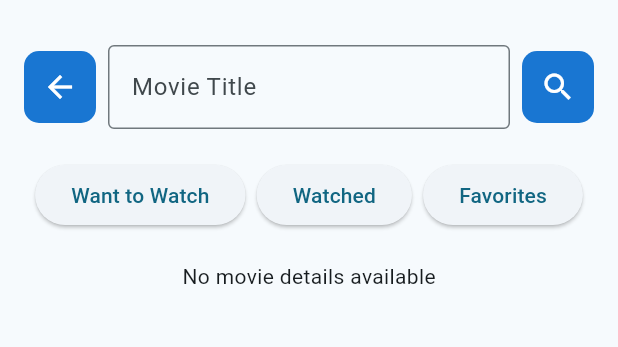
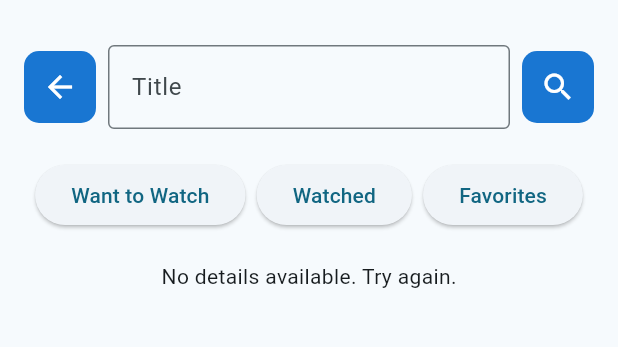
Before and after one commit to GuilhermeSGodoy/Desenvolvimento-Movel, a Flutter app: the screen it shows after launch, on a phone screen of 412 x 824 dp, the part 63-410 px from its top. Run offline on Flutter 3.47's test engine with Material 3 defaults, Android fonts, the phone set to English and light mode, and no system bars; our stand-ins replace dio, floor, sqflite; accounts and stored records are empty; generated files the repository leaves out were written again.

```diff
--- a/trabalhos/T2/flutter1/lib/l10n/app_en.arb
+++ b/trabalhos/T2/flutter1/lib/l10n/app_en.arb
@@ -1,21 +1,33 @@
 {
-  "movie_title": "Movie Title",
+  "movie_title": "Title",
   "search": "Search",
-  "no_movie_details": "No movie details available",
+  "no_movie_details": "No details available. Try again.",
   "clear": "Clear",
   "add_to_list_title": "Add to List",
   "want_to_watch": "Want to Watch",
   "watched": "Watched",
   "favorites": "Favorites",
   "details_for": "Details for",
-  "added_movie": "movie added to list",
-  "already_added_movie": "The film has already been added to the list",
-  "removed_movie": "Movie removed from list",
-  "remove_movie": "Remove movie",
-  "want_to_remove": "Do you want to remove from the list?",
-  "cancel": "cancel",
+  "added_movie": "Title added to the list",
+  "already_added_movie": "The title has already been added to the list",
+  "removed_movie": "Title removed from the list",
+  "remove_movie": "Remove title",
+  "want_to_remove": "Do you want to remove it from the list",
+  "cancel": "Cancel",
   "remove": "Remove",
-  "no_movies_found": "No movies found",
-  "no_movies_details_found": "No movie details found",
-  "error_fetching_movie_details": "Error fetching movie details"
+  "no_movies_found": "No titles found",
+  "no_movies_details_found": "No title details found",
+  "error_fetching_movie_details": "Error fetching title details",
+  "imdb_rating": "IMDb Rating",
+  "plot": "Plot",
+  "year": "Year",
+  "rated": "Rated",
+  "release": "Release Date",
+  "runtime": "Runtime",
+  "genre": "Genre",
+  "director": "Director",
+  "writer": "Writer",
+  "actors": "Actors",
+  "awards": "Awards",
+  "n_a": "N/A"
 }
--- a/trabalhos/T2/flutter1/lib/my_home_page.dart
+++ b/trabalhos/T2/flutter1/lib/my_home_page.dart
@@ -322,7 +322,7 @@ class _MyHomePageState extends State<MyHomePage> {
                         ),
                         const SizedBox(height: 10),
                         Text(
-                          'IMDb Rating: $_imdbRating',
+                          '${AppLocalizations.of(context)!.imdb_rating}: $_imdbRating',
                           style: TextStyle(
                             fontSize: 18,
                             color: _getRatingColor(),
@@ -334,61 +334,61 @@ class _MyHomePageState extends State<MyHomePage> {
                         const SizedBox(height: 10),
                         if (currentMovieResponse != null) ...[
                           Text(
-                            'Plot: ${currentMovieResponse!.plot ?? 'N/A'}',
+                            '${AppLocalizations.of(context)!.plot}: ${currentMovieResponse!.plot ?? AppLocalizations.of(context)!.n_a}',
                             style: const TextStyle(fontSize: 16),
                             textAlign: TextAlign.center,
                           ),
                           const SizedBox(height: 5),
                           Text(
-                            'Year: ${currentMovieResponse!.year ?? 'N/A'}',
+                            '${AppLocalizations.of(context)!.year}: ${currentMovieResponse!.year ?? AppLocalizations.of(context)!.n_a}',
                             style: const TextStyle(fontSize: 16),
                             textAlign: TextAlign.center,
                           ),
                           const SizedBox(height: 5),
                           Text(
-                            'Rated: ${currentMovieResponse!.rated ?? 'N/A'}',
+                            '${AppLocalizations.of(context)!.rated}: ${currentMovieResponse!.rated ?? AppLocalizations.of(context)!.n_a}',
                             style: const TextStyle(fontSize: 16),
                             textAlign: TextAlign.center,
                           ),
                           const SizedBox(height: 5),
                           Text(
-                            'Released: ${currentMovieResponse!.released ?? 'N/A'}',
+                            '${AppLocalizations.of(context)!.release}: ${currentMovieResponse!.released ?? AppLocalizations.of(context)!.n_a}',
                             style: const TextStyle(fontSize: 16),
                             textAlign: TextAlign.center,
                           ),
                           const SizedBox(height: 5),
                           Text(
-                            'Runtime: ${currentMovieResponse!.runtime ?? 'N/A'}',
+                            '${AppLocalizations.of(context)!.runtime}: ${currentMovieResponse!.runtime ?? AppLocalizations.of(context)!.n_a}',
                             style: const TextStyle(fontSize: 16),
                             textAlign: TextAlign.center,
                           ),
                           const SizedBox(height: 5),
                           Text(
-                            'Genre: ${currentMovieResponse!.genre ?? 'N/A'}',
+                            '${AppLocalizations.of(context)!.genre}: ${currentMovieResponse!.genre ?? AppLocalizations.of(context)!.n_a}',
                             style: const TextStyle(fontSize: 16),
                             textAlign: TextAlign.center,
                           ),
                           const SizedBox(height: 5),
                           Text(
-                            'Director: ${currentMovieResponse!.director ?? 'N/A'}',
+                            '${AppLocalizations.of(context)!.director}: ${currentMovieResponse!.director ?? AppLocalizations.of(context)!.n_a}',
                             style: const TextStyle(fontSize: 16),
                             textAlign: TextAlign.center,
                           ),
                           const SizedBox(height: 5),
                           Text(
-                            'Writer: ${currentMovieResponse!.writer ?? 'N/A'}',
+                            '${AppLocalizations.of(context)!.writer}: ${currentMovieResponse!.writer ?? AppLocalizations.of(context)!.n_a}',
                             style: const TextStyle(fontSize: 16),
                             textAlign: TextAlign.center,
                           ),
                           const SizedBox(height: 5),
                           Text(
-                            'Actors: ${currentMovieResponse!.actors ?? 'N/A'}',
+                            '${AppLocalizations.of(context)!.actors}: ${currentMovieResponse!.actors ?? AppLocalizations.of(context)!.n_a}',
                             style: const TextStyle(fontSize: 16),
                             textAlign: TextAlign.center,
                           ),
                           const SizedBox(height: 5),
                           Text(
-                            'Awards: ${currentMovieResponse!.awards ?? 'N/A'}',
+                            '${AppLocalizations.of(context)!.awards}: ${currentMovieResponse!.awards ?? AppLocalizations.of(context)!.n_a}',
                             style: const TextStyle(fontSize: 16),
                             textAlign: TextAlign.center,
                           ),
```
Also changed, not shown: trabalhos/T2/flutter1/lib/l10n/app_pt.arb (+23 -11 lines), trabalhos/T2/flutter1/lib/movie_list_page.dart (+15 -1 lines).
